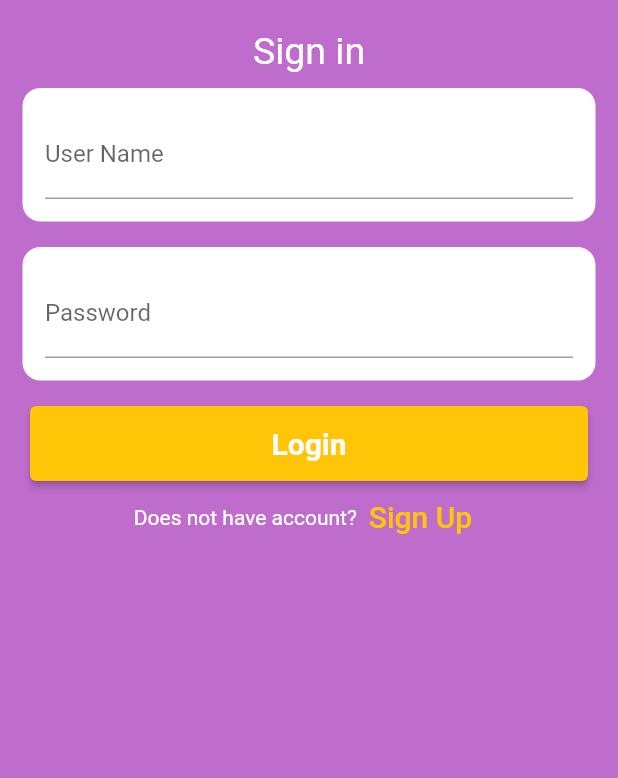
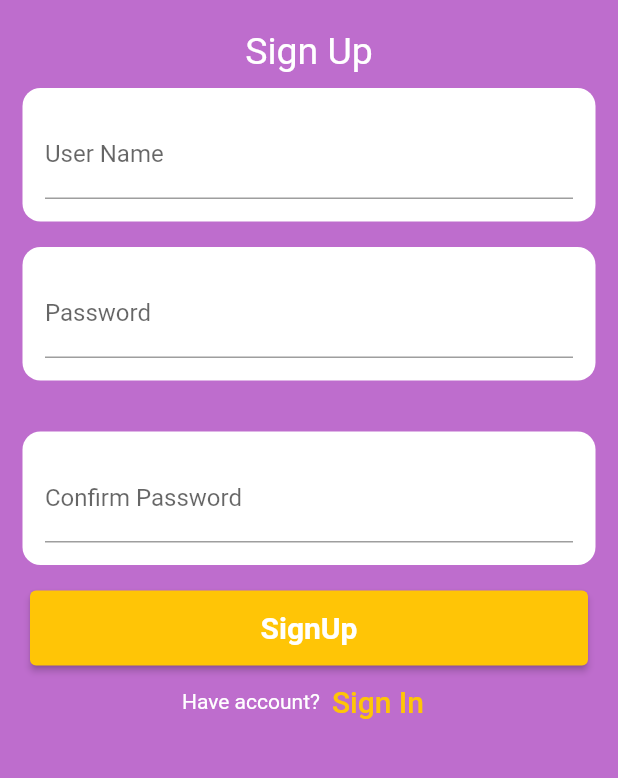
Before and after one commit to v5ln/Task-Yamm, a Flutter app: the screen it shows after launch, after a tap on "Sign Up", on a phone screen of 412 x 824 dp, the part 101-879 px from its top. Run offline on Flutter 3.47's test engine with Material 2 defaults, Android fonts, the phone set to English and light mode, and no system bars; our stand-ins replace get.

Commit message:
sign up and login

```diff
--- a/todo_yamm/lib/main.dart
+++ b/todo_yamm/lib/main.dart
@@ -1,4 +1,7 @@
+// ignore_for_file: prefer_const_constructors
+
 import 'package:flutter/material.dart';
+import 'package:get/get.dart';
 import 'package:provider/provider.dart';
 import 'package:todo_yamm/screen/Home.dart';
 import 'package:todo_yamm/screen/LogIn.dart';
@@ -17,17 +20,9 @@ class MyApp extends StatelessWidget {
   Widget build(BuildContext context) {
     return ChangeNotifierProvider(
       create: ((context) => ItemList()),
-      child: MaterialApp(
+      child: GetMaterialApp(
         debugShowCheckedModeBanner: false,
-        home: Scaffold(
-          backgroundColor: Color.fromARGB(255, 190, 109, 205),
-          body: Login(),
-        ),
-        routes: <String, WidgetBuilder>{
-          // Set routes for using the Navigator.
-          // '/home': (BuildContext context) => new Home(),
-          // '/login': (BuildContext context) => new LoginPage()
-        },
+        home: Login(),
       ),
     );
   }
--- a/todo_yamm/lib/model/Users.dart
+++ b/todo_yamm/lib/model/Users.dart
@@ -7,11 +7,17 @@ class Users {
     UserModel(username: "omar", password: "xx123"),
   ];
 
-  void addUser(UserModel user) {
-    UsersList.add(user);
+  static bool verifyUser(UserModel user) {
+    return UsersList.any(((element) =>
+        element.password == user.password &&
+        element.username == user.username));
   }
 
-  static bool verifyUser(UserModel user) {
-    return UsersList.any(((element) => element.password== user.password && element.username == user.username));
+  static bool add(UserModel user) {
+    if (!UsersList.any(((element) => element.username == user.username))) {
+      UsersList.add(user);
+      return true;
+    }
+    return false;
   }
 }
--- a/todo_yamm/lib/screen/Home.dart
+++ b/todo_yamm/lib/screen/Home.dart
@@ -10,7 +10,9 @@ class Home extends StatelessWidget {
 
   @override
   Widget build(BuildContext context) {
-    return Container(
+    return Scaffold(
+      backgroundColor: Color.fromARGB(255, 190, 109, 205),
+      body: Container(
         padding: const EdgeInsets.only(
           top: 60,
           left: 20,
@@ -43,6 +45,7 @@ class Home extends StatelessWidget {
             add_item(),
           ],
         ),
+      ),
     );
   }
 }
--- a/todo_yamm/lib/screen/LogIn.dart
+++ b/todo_yamm/lib/screen/LogIn.dart
@@ -1,6 +1,8 @@
 import 'package:flutter/material.dart';
 import 'package:todo_yamm/model/Users.dart';
 import 'package:todo_yamm/screen/Home.dart';
+import 'package:todo_yamm/screen/SignUp.dart';
+import 'package:get/get.dart';
 
 import '../model/UserModel.dart';
 // ignore_for_file: prefer_const_constructors, prefer_const_literals_to_create_immutables, non_constant_identifier_names
@@ -18,7 +20,9 @@ class _MyStatefulWidgetState extends State<Login> {
 
   @override
   Widget build(BuildContext context) {
-    return Padding(
+    return Scaffold(
+      backgroundColor: Color.fromARGB(255, 190, 109, 205),
+      body: Padding(
           padding: const EdgeInsets.all(10),
           child: ListView(
             children: <Widget>[
@@ -83,7 +87,8 @@ class _MyStatefulWidgetState extends State<Login> {
                         backgroundColor: Color.fromARGB(255, 255, 197, 6)),
                     child: const Text(
                       'Login',
-                    style: TextStyle(fontWeight: FontWeight.bold, fontSize: 20),
+                      style:
+                          TextStyle(fontWeight: FontWeight.bold, fontSize: 20),
                     ),
                     onPressed: () => verfiy(),
                   )),
@@ -98,16 +103,18 @@ class _MyStatefulWidgetState extends State<Login> {
                     child: const Text(
                       'Sign Up',
                       style: TextStyle(
-                        fontSize: 20, color: Color.fromARGB(255, 255, 197, 6)),
+                          fontSize: 20,
+                          color: Color.fromARGB(255, 255, 197, 6)),
                     ),
                     onPressed: () {
-                    //signup screen
+                      Get.to(SignUp());
                     },
                   )
                 ],
               ),
             ],
-        ));
+          )),
+    );
   }
 
   verfiy() {
@@ -118,17 +125,7 @@ class _MyStatefulWidgetState extends State<Login> {
     // Navigator.pushAndRemoveUntil(
     //     context, MaterialPageRoute(builder: (context) => Home()), (r) => false);
     if (Users.verifyUser(user)) {
-      Navigator.pushReplacement(
-        context,
-        MaterialPageRoute(
-          builder: (context) {
-            return Scaffold(
-              body: new Home(),
-              backgroundColor: Color.fromARGB(255, 190, 109, 205),
-            );
-          },
-        ),
-      );
+      Get.offAll(Home());
     }
   }
 }
--- a/todo_yamm/lib/screen/SignUp.dart
+++ b/todo_yamm/lib/screen/SignUp.dart
@@ -0,0 +1,165 @@
+import 'package:flutter/material.dart';
+import 'package:get/get.dart';
+import 'package:todo_yamm/screen/Home.dart';
+
+import '../model/UserModel.dart';
+import '../model/Users.dart';
+// ignore_for_file: prefer_const_constructors, prefer_const_literals_to_create_immutables, non_constant_identifier_names
+
+class SignUp extends StatefulWidget {
+  const SignUp({Key? key}) : super(key: key);
+
+  @override
+  State<SignUp> createState() => _MyStatefulWidgetState();
+}
+
+class _MyStatefulWidgetState extends State<SignUp> {
+  TextEditingController nameController = TextEditingController();
+  TextEditingController passwordController = TextEditingController();
+  TextEditingController ConfpasswordController = TextEditingController();
+
+  @override
+  Widget build(BuildContext context) {
+    return Scaffold(
+      backgroundColor: Color.fromARGB(255, 190, 109, 205),
+      body: Padding(
+          padding: const EdgeInsets.all(10),
+          child: ListView(
+            children: <Widget>[
+              Container(
+                alignment: Alignment.center,
+                padding: const EdgeInsets.all(10),
+                child: const Text(
+                  'Yamm ToDo',
+                  style: TextStyle(
+                    color: Colors.white,
+                    fontSize: 40,
+                    fontWeight: FontWeight.bold,
+                  ),
+                ),
+              ),
+              Container(
+                  alignment: Alignment.center,
+                  padding: const EdgeInsets.all(10),
+                  child: const Text(
+                    'Sign Up',
+                    style: TextStyle(
+                      fontSize: 25,
+                      color: Colors.white,
+                    ),
+                  )),
+              Container(
+                padding: const EdgeInsets.all(15),
+                margin: EdgeInsets.symmetric(horizontal: 5),
+                decoration: BoxDecoration(
+                  color: Colors.white,
+                  borderRadius: BorderRadius.all(Radius.circular(12)),
+                ),
+                child: TextField(
+                  controller: nameController,
+                  decoration: InputDecoration(
+                    labelText: 'User Name',
+                  ),
+                ),
+              ),
+              Container(
+                padding: const EdgeInsets.all(15),
+                margin: EdgeInsets.symmetric(horizontal: 5, vertical: 17),
+                decoration: BoxDecoration(
+                  color: Colors.white,
+                  borderRadius: BorderRadius.all(Radius.circular(12)),
+                ),
+                child: TextField(
+                  obscureText: true,
+                  enableSuggestions: false,
+                  autocorrect: false,
+                  controller: passwordController,
+                  decoration: InputDecoration(
+                    labelText: 'Password',
+                  ),
+                ),
+              ),
+              Container(
+                padding: const EdgeInsets.all(15),
+                margin: EdgeInsets.symmetric(horizontal: 5, vertical: 17),
+                decoration: BoxDecoration(
+                  color: Colors.white,
+                  borderRadius: BorderRadius.all(Radius.circular(12)),
+                ),
+                child: TextField(
+                  obscureText: true,
+                  enableSuggestions: false,
+                  autocorrect: false,
+                  controller: ConfpasswordController,
+                  decoration: InputDecoration(
+                    labelText: 'Confirm Password',
+                  ),
+                ),
+              ),
+              Container(
+                  height: 50,
+                  padding: const EdgeInsets.fromLTRB(10, 0, 10, 0),
+                  child: ElevatedButton(
+                    style: ElevatedButton.styleFrom(
+                        backgroundColor: Color.fromARGB(255, 255, 197, 6)),
+                    child: const Text(
+                      'SignUp',
+                      style:
+                          TextStyle(fontWeight: FontWeight.bold, fontSize: 20),
+                    ),
+                    onPressed: () => verfiy(),
+                  )),
+              Row(
+                mainAxisAlignment: MainAxisAlignment.center,
+                children: <Widget>[
+                  const Text(
+                    'Have account?',
+                    style: TextStyle(color: Colors.white),
+                  ),
+                  TextButton(
+                    child: const Text(
+                      'Sign In',
+                      style: TextStyle(
+                          fontSize: 20,
+                          color: Color.fromARGB(255, 255, 197, 6)),
+                    ),
+                    onPressed: () {
+                      Get.back();
+                    },
+                  )
+                ],
+              ),
+            ],
+          )),
+    );
+  }
+
+  verfiy() {
+    UserModel user = UserModel(
+        username: nameController.text, password: passwordController.text);
+    if (user.password == ConfpasswordController.text && user.password.isNotEmpty && user.username.isNotEmpty) {
+      Users.add(user);
+      Get.back();
+    }
+    // Get.offAll(Home());
+
+    // Navigator.push(context, Home());
+    // Navigator.pushAndRemoveUntil(
+    //     context, MaterialPageRoute(builder: (context) => Home()), (r) => false);
+    // if (Users.verifyUser(user)) {
+
+    //   Navigator.pushReplacement(
+    //     context,
+
+    //     MaterialPageRoute(
+    //       builder: (context) {
+    //         return Scaffold(
+    //           body: new Home(),
+    //           backgroundColor: Color.fromARGB(255, 190, 109, 205),
+    //         );
+    //       },
+    //     ),
+    //   );
+    // }
+  }
+}
--- a/todo_yamm/lib/widget/Items.dart
+++ b/todo_yamm/lib/widget/Items.dart
@@ -79,9 +79,9 @@ class _ItemsState extends State<Items> {
                                   Data.ItemsData[index].name),
                             ),
                             Checkbox(
-                              checkColor: Colors.white,
+                              checkColor: Color.fromARGB(255, 151, 11, 176),
                               // fillColor: MaterialStateProperty.resolveWith(getColor),
-                              activeColor: Colors.black,
+                              activeColor: Color.fromARGB(255, 255, 197, 6),
                               value: Data.ItemsData[index].checked,
                               onChanged: (bool? value) {
                                 Data.updateTask(Data.ItemsData[index]);
--- a/todo_yamm/lib/widget/add_item.dart
+++ b/todo_yamm/lib/widget/add_item.dart
@@ -15,7 +15,7 @@ class _add_itemState extends State<add_item> {
   @override
   Widget build(BuildContext context) {
     return FloatingActionButton(
-      backgroundColor: Colors.white,
+      backgroundColor: Color.fromARGB(255, 255, 197, 6),
       onPressed: () => add(),
       child: Icon(
         Icons.add,
--- a/todo_yamm/pubspec.yaml
+++ b/todo_yamm/pubspec.yaml
@@ -37,6 +37,7 @@ dependencies:
   # Use with the CupertinoIcons class for iOS style icons.
   cupertino_icons: ^1.0.2
   provider: ^6.0.4
+  get:
 
 dev_dependencies:
   flutter_test:
```
Also changed, not shown: todo_yamm/pubspec.lock. Lines whose indentation alone changed are shown as unchanged.
